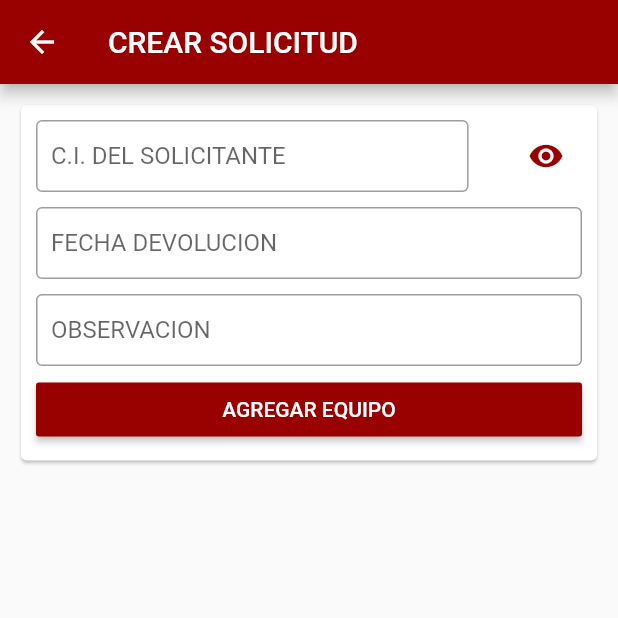
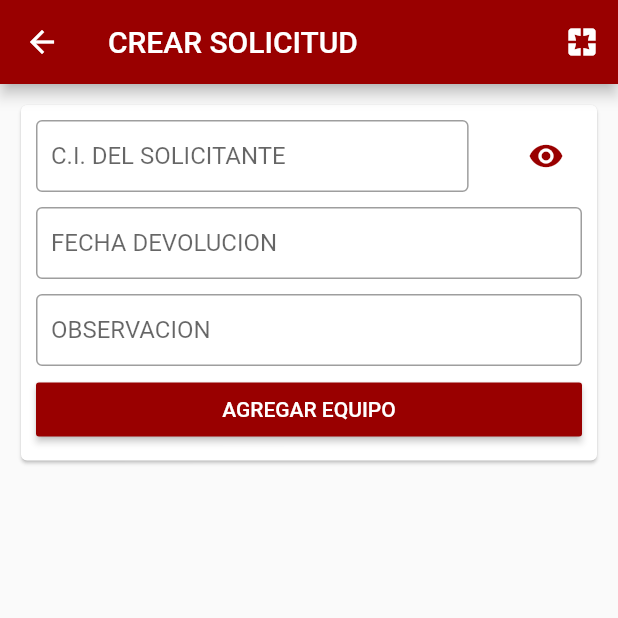
Before and after one commit to matu-1/sar_app, a Flutter app: the SolicitudCreatePage screen opened by its route, on a phone screen of 412 x 824 dp, the top half of it. Run offline on Flutter 3.47's test engine with Material 2 defaults, Android fonts, the phone set to English and light mode, and no system bars; our stand-ins replace fluttertoast, image_picker, progress_dialog; network calls fail.

Commit message:
terminado lo basico

```diff
--- a/lib/src/pages/solicitud_create_page.dart
+++ b/lib/src/pages/solicitud_create_page.dart
@@ -7,6 +7,7 @@ import 'package:sar_app/src/providers/persona_provider.dart';
 import 'package:sar_app/src/providers/solicitud_provider.dart';
 import 'package:sar_app/src/utils/utils.dart' as utils;
 import 'package:flutter/material.dart';
+import 'package:progress_dialog/progress_dialog.dart';
 
 class SolicitudCreatePage extends StatefulWidget {
   static final routeName = 'solicituCreate';
@@ -34,6 +35,8 @@ class _SolicitudCreatePageState extends State<SolicitudCreatePage> {
   PersonaProvider personaProvider = new PersonaProvider();
   SolicitudProvider solicitudProvider = new SolicitudProvider();
 
+  ProgressDialog pr;
+
   @override
   void initState() {
     this.mostrarPersona();
@@ -43,9 +46,15 @@ class _SolicitudCreatePageState extends State<SolicitudCreatePage> {
 
   @override
   Widget build(BuildContext context) {
+    pr = ProgressDialog(context, type: ProgressDialogType.Normal,);
+    pr.style(message: 'Espere por favor...');
+
     return Scaffold(
       appBar: AppBar(
         title: Text('CREAR SOLICITUD'),
+        actions: <Widget>[
+          IconButton(icon: Icon(Icons.pages), onPressed: () => pr.show())
+        ],
       ),
       body: SingleChildScrollView(
         child: Container(
@@ -348,6 +357,7 @@ class _SolicitudCreatePageState extends State<SolicitudCreatePage> {
   }
 
   void  _registrarSolicitud() async{
+    pr.show();
     await solicitudProvider.create({
       'sol_fecha_entrega': utils.getFechaActual(),
       'sol_fecha_devolucion': _fechaDevoluion,
@@ -355,11 +365,13 @@ class _SolicitudCreatePageState extends State<SolicitudCreatePage> {
       'sol_per_id': getPersona(_ci)["per_id"],
       'detalles': _detalles
     });
+    pr.hide();
     print('ci: $_ci');
     print('fecha entrega: ${utils.getFechaActual()}');
     print('fecha: $_fechaDevoluion');
     print('obser: $_observacion');
     print('detalles: $_detalles');
+    utils.mensajeToast('Se registro correctamente');
     Navigator.pushNamedAndRemoveUntil(context, HomePage.routeName, ModalRoute.withName(LoginPage.routeName));
   }
 
```
Also changed, not shown: pubspec.yaml (+7 -0 lines), lib/src/assets/icon/icono.png (added), pubspec.lock, 32 other files.
